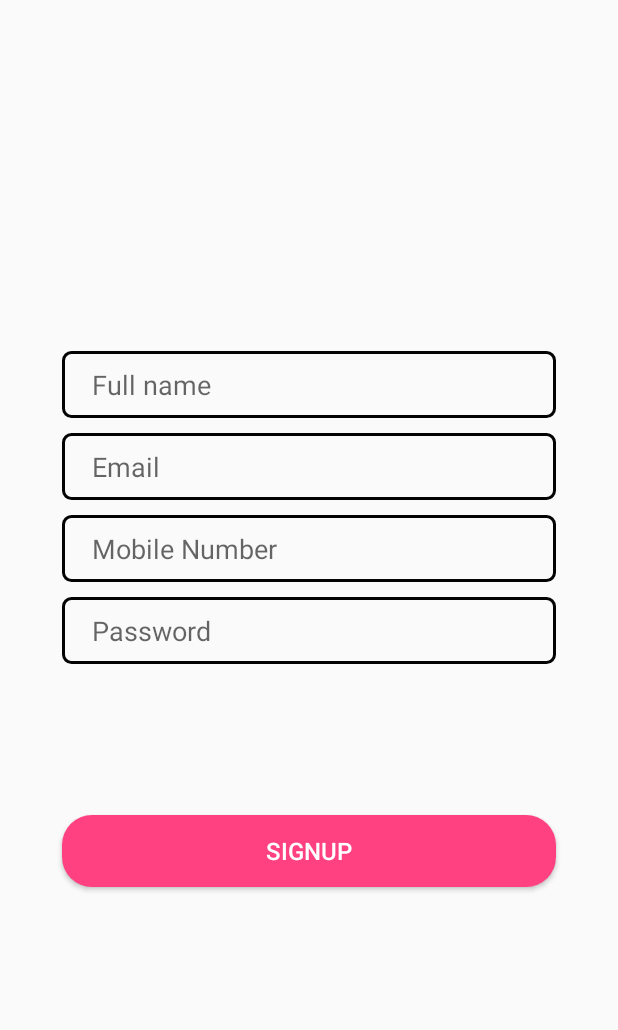
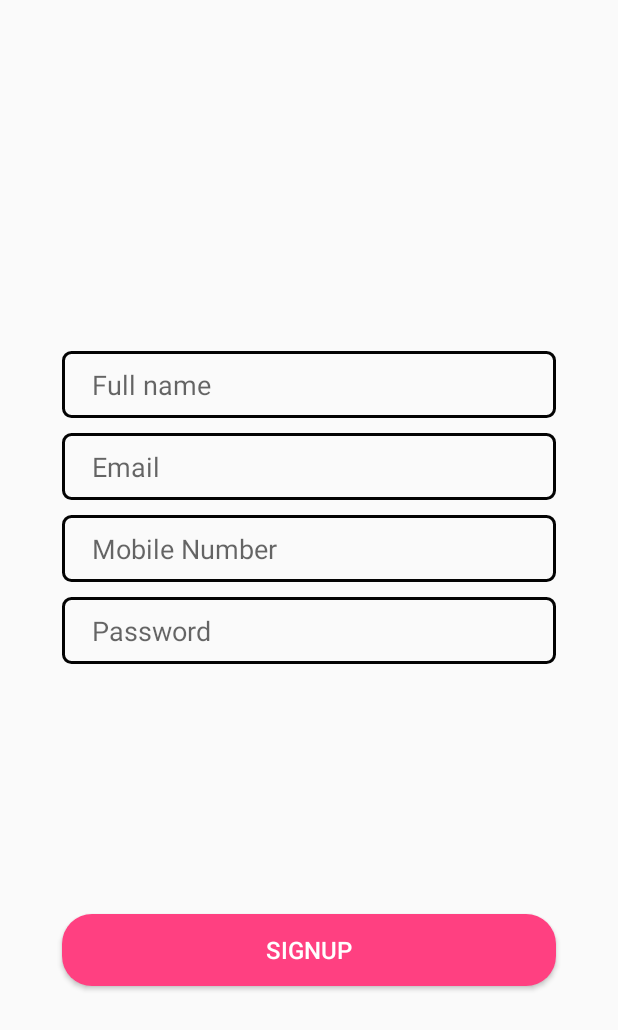
Before and after one commit to Naitik555/Period-Diary, an Android app: the fragment SignuppatientTabFragment shown on its own in the app's theme, on a phone screen of 412 x 824 dp. Shown: the top 1030 px of the screen. Run offline under Robolectric (Android 15) with nearby library versions, the phone set to English and light mode, and no system bars; Roboto replaces fonts that are not available here; 1 statement that could not run was skipped.

Commit message:
loginsignup5.1

```diff
--- a/app/src/main/res/layout/signuppatient_tab_fragment.xml
+++ b/app/src/main/res/layout/signuppatient_tab_fragment.xml
@@ -82,16 +82,15 @@
         android:id="@+id/patientbutton"
         android:layout_width="0dp"
         android:layout_height="wrap_content"
+        android:background="@drawable/button_bg"
         android:text="signup"
+        android:textColor="@android:color/white"
         android:textSize="16sp"
-        android:textColor="@android:color/white"
         app:layout_constraintBottom_toBottomOf="parent"
         app:layout_constraintEnd_toEndOf="parent"
         app:layout_constraintStart_toStartOf="parent"
-        app:layout_constraintTop_toTopOf="parent"
-        app:layout_constraintVertical_bias=".7"
-        app:layout_constraintWidth_percent=".8"
-        android:background="@drawable/button_bg"
-        />
+        app:layout_constraintTop_toBottomOf="@+id/patientpassword"
+        app:layout_constraintVertical_bias=".5"
+        app:layout_constraintWidth_percent=".8" />
 
 </androidx.constraintlayout.widget.ConstraintLayout>
```
Also changed, not shown: app/src/main/res/layout/signupdoctor_tab_fragment.xml (+5 -5 lines).
